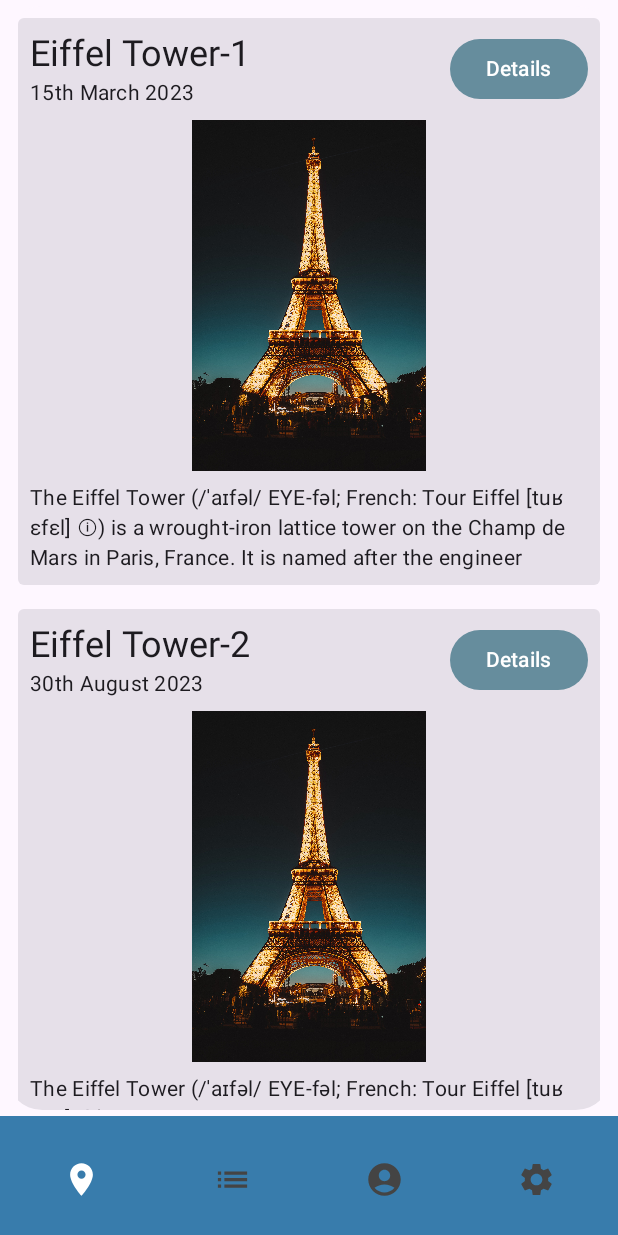
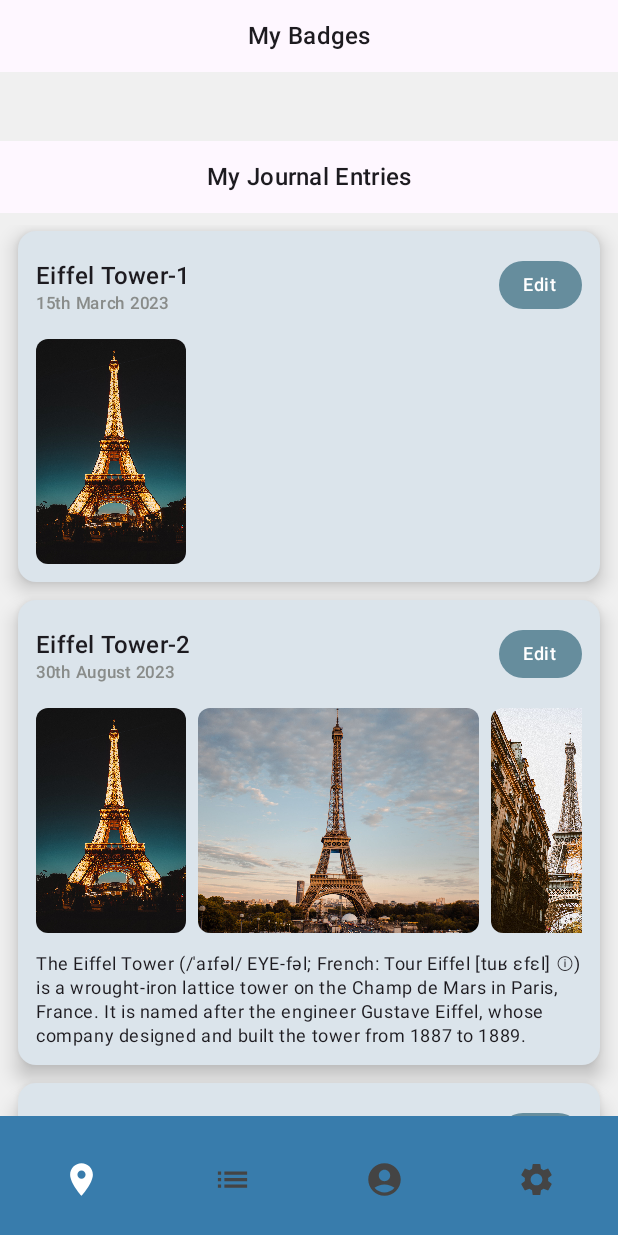
Before and after one commit to mingyuliuu/cs446-group18, an Android app built with Jetpack Compose: the ProfileScreen screen opened through its navigation route, on a phone screen of 412 x 824 dp. Run offline under Robolectric (Android 15) with nearby library versions, the phone set to English and light mode, and no system bars; libraries missing offline, so code that uses them is left out: io.realm.kotlin, org.mongodb.kbson; 16 statements that could not run were skipped.

Commit message:
Refactor UI for journal entries

```diff
--- a/app/src/main/java/ca/uwaterloo/treklogue/data/mockModel/MockJournalEntry.kt
+++ b/app/src/main/java/ca/uwaterloo/treklogue/data/mockModel/MockJournalEntry.kt
@@ -3,6 +3,6 @@ package ca.uwaterloo.treklogue.data.mockModel
 data class MockJournalEntry(
     val name: String,
     val dateVisited: String,
-    val notes: String,
-    val imageRes: Int // Drawable resource ID
+    val description: String = "", // Optional field
+    val images: MutableList<Int> = mutableListOf() // Drawable resource IDs
 )
--- a/app/src/main/java/ca/uwaterloo/treklogue/ui/composables/ScaffoldBottom.kt
+++ b/app/src/main/java/ca/uwaterloo/treklogue/ui/composables/ScaffoldBottom.kt
@@ -16,7 +16,7 @@ import androidx.compose.ui.graphics.Color
 import androidx.compose.ui.graphics.vector.ImageVector
 import androidx.compose.ui.unit.dp
 import androidx.navigation.NavHostController
-import ca.uwaterloo.treklogue.ui.theme.Blue
+import ca.uwaterloo.treklogue.ui.theme.Blue400
 
 @Composable
 fun ScaffoldBottom(
@@ -24,7 +24,7 @@ fun ScaffoldBottom(
     navigationController: NavHostController,
 ) {
     BottomAppBar(
-        containerColor = Blue
+        containerColor = Blue400
     ) {
         IconButton(
             onClick = {
--- /dev/null
+++ b/app/src/main/java/ca/uwaterloo/treklogue/ui/composables/SectionHeader.kt
@@ -0,0 +1,31 @@
+package ca.uwaterloo.treklogue.ui.composables
+
+import androidx.annotation.StringRes
+import androidx.compose.foundation.layout.fillMaxWidth
+import androidx.compose.foundation.layout.padding
+import androidx.compose.material3.MaterialTheme
+import androidx.compose.material3.Surface
+import androidx.compose.material3.Text
+import androidx.compose.runtime.Composable
+import androidx.compose.ui.Modifier
+import androidx.compose.ui.res.stringResource
+import androidx.compose.ui.text.style.TextAlign
+import androidx.compose.ui.unit.dp
+
+@Composable
+fun SectionHeader(
+    @StringRes text: Int,
+) {
+    Surface(
+        color = MaterialTheme.colorScheme.surface,
+        modifier = Modifier
+            .fillMaxWidth()
+    ) {
+        Text(
+            text = stringResource(id = text),
+            style = MaterialTheme.typography.titleMedium,
+            modifier = Modifier.padding(0.dp, 12.dp),
+            textAlign = TextAlign.Center
+        )
+    }
+}
--- a/app/src/main/java/ca/uwaterloo/treklogue/ui/login/LoginScaffold.kt
+++ b/app/src/main/java/ca/uwaterloo/treklogue/ui/login/LoginScaffold.kt
@@ -32,8 +32,8 @@ import androidx.compose.ui.text.style.TextAlign
 import androidx.compose.ui.unit.dp
 import androidx.compose.ui.unit.sp
 import ca.uwaterloo.treklogue.R
-import ca.uwaterloo.treklogue.ui.theme.Blue
-import ca.uwaterloo.treklogue.ui.theme.BtnBlue
+import ca.uwaterloo.treklogue.ui.theme.Blue400
+import ca.uwaterloo.treklogue.ui.theme.Blue200
 
 private const val USABLE_WIDTH = 0.8F
 
@@ -63,7 +63,7 @@ fun LoginScaffold(loginViewModel: LoginViewModel) {
                 color = Color.White,
                 modifier = Modifier
                     .align(Alignment.CenterHorizontally)
-                    .border(BorderStroke(2.dp, BtnBlue))
+                    .border(BorderStroke(2.dp, Blue200))
             )
             Spacer(modifier = Modifier.weight(3f))
         }
@@ -113,7 +113,7 @@ fun LoginScaffold(loginViewModel: LoginViewModel) {
                 // Login/create account button
                 Button(
                     enabled = loginViewModel.state.value.enabled,
-                    colors = ButtonDefaults.buttonColors(containerColor = BtnBlue),
+                    colors = ButtonDefaults.buttonColors(containerColor = Blue200),
                     modifier = Modifier.fillMaxWidth(USABLE_WIDTH),
                     onClick = {
                         val state = loginViewModel.state.value
@@ -154,7 +154,7 @@ fun LoginScaffold(loginViewModel: LoginViewModel) {
                         text = actionText,
                         modifier = Modifier.fillMaxWidth(USABLE_WIDTH),
                         textAlign = TextAlign.Center,
-                        color = Blue
+                        color = Blue400
                     )
                 }
 
--- a/app/src/main/java/ca/uwaterloo/treklogue/ui/profile/JournalEntryDetail.kt
+++ b/app/src/main/java/ca/uwaterloo/treklogue/ui/profile/JournalEntryDetail.kt
@@ -98,7 +98,7 @@ fun ContentSection(journalEntry: MockJournalEntry) {
         Spacer(modifier = Modifier.height(16.dp))
 
         OutlinedTextField(
-            value = TextFieldValue(journalEntry.notes),
+            value = TextFieldValue(journalEntry.description),
             onValueChange = { /* TODO: handle text change */ },
             label = { Text(stringResource(R.string.personal_note)) },
             modifier = Modifier
@@ -116,12 +116,15 @@ fun ContentSection(journalEntry: MockJournalEntry) {
                 .clip(RectangleShape)
                 .weight(1f)
         ) {
-            Image(
-                painter = painterResource(id = journalEntry.imageRes),
-                contentDescription = null,
-                modifier = Modifier.matchParentSize(),
-                contentScale = ContentScale.Fit
-            )
+            journalEntry.images.forEach {
+                Image(
+                    painter = painterResource(id = it),
+                    contentDescription = null,
+                    modifier = Modifier.matchParentSize(),
+                    contentScale = ContentScale.Fit
+                )
+            }
+
             FloatingActionButton(
                 onClick = { /* TODO: handle add image */ },
                 modifier = Modifier
--- a/app/src/main/java/ca/uwaterloo/treklogue/ui/profile/JournalEntryItem.kt
+++ b/app/src/main/java/ca/uwaterloo/treklogue/ui/profile/JournalEntryItem.kt
@@ -1,44 +1,59 @@
 package ca.uwaterloo.treklogue.ui.profile
 
 import androidx.compose.foundation.Image
-import androidx.compose.foundation.layout.Box
+import androidx.compose.foundation.horizontalScroll
+import androidx.compose.foundation.layout.Arrangement
 import androidx.compose.foundation.layout.Column
+import androidx.compose.foundation.layout.PaddingValues
 import androidx.compose.foundation.layout.Row
+import androidx.compose.foundation.layout.defaultMinSize
 import androidx.compose.foundation.layout.fillMaxWidth
 import androidx.compose.foundation.layout.height
 import androidx.compose.foundation.layout.padding
-import androidx.compose.foundation.layout.widthIn
+import androidx.compose.foundation.rememberScrollState
+import androidx.compose.foundation.shape.RoundedCornerShape
 import androidx.compose.material3.Button
 import androidx.compose.material3.Card
+import androidx.compose.material3.CardDefaults
 import androidx.compose.material3.MaterialTheme
 import androidx.compose.material3.Text
 import androidx.compose.runtime.Composable
 import androidx.compose.ui.Alignment
 import androidx.compose.ui.Modifier
+import androidx.compose.ui.draw.clip
 import androidx.compose.ui.layout.ContentScale
 import androidx.compose.ui.res.painterResource
 import androidx.compose.ui.res.stringResource
 import androidx.compose.ui.unit.dp
 import ca.uwaterloo.treklogue.R
 import ca.uwaterloo.treklogue.data.mockModel.MockJournalEntry
+import ca.uwaterloo.treklogue.ui.theme.Blue100
+import ca.uwaterloo.treklogue.ui.theme.Gray600
 
 @Composable
 fun JournalEntryItem(
+    modifier: Modifier,
     journalEntry: MockJournalEntry,
     journalEntryViewModel: JournalEntryViewModel,
     showJournalDetail: (journalEntry: MockJournalEntry) -> Unit,
 ) {
     Card(
+        shape = RoundedCornerShape(12.dp),
+        elevation = CardDefaults.cardElevation(
+            defaultElevation = 8.dp
+        ),
+        colors = CardDefaults.cardColors(
+            containerColor = Blue100,
+        ),
+        modifier = modifier
+    ) {
+        Column(
             modifier = Modifier
                 .fillMaxWidth()
-            .padding(8.dp)
+                .padding(12.dp),
+            verticalArrangement = Arrangement.spacedBy(12.dp)
         ) {
-        Box(
-            modifier = Modifier
-                .fillMaxWidth()
-                .padding(8.dp)
-        ) {
-            Column {
+            // Title, date and edit button
             Row(
                 modifier = Modifier.fillMaxWidth(),
                 verticalAlignment = Alignment.CenterVertically
@@ -46,29 +61,61 @@ fun JournalEntryItem(
                 Column(
                     modifier = Modifier.weight(1f)
                 ) {
-                        Text(journalEntry.name, style = MaterialTheme.typography.headlineSmall)
-                        Text(journalEntry.dateVisited, style = MaterialTheme.typography.bodyMedium)
+                    Text(journalEntry.name, style = MaterialTheme.typography.titleMedium)
+                    Text(
+                        journalEntry.dateVisited,
+                        style = MaterialTheme.typography.labelSmall,
+                        color = Gray600
+                    )
                 }
                 Button(
+                    contentPadding = PaddingValues(16.dp, 8.dp),
+                    modifier = Modifier
+                        .defaultMinSize(
+                            minWidth = 1.dp,
+                            minHeight = 1.dp
+                        ), // To override default button sizes by Material3
                     onClick = {
                         journalEntryViewModel.selectJournalEntry(journalEntry)
                         showJournalDetail(journalEntry)
                     },
-                        modifier = Modifier.widthIn(min = 80.dp)
                 ) {
-                        Text(stringResource(R.string.details))
+                    Text(
+                        stringResource(R.string.edit),
+                        style = MaterialTheme.typography.labelMedium
+                    )
                 }
             }
+
+            // (Optional) Horizontally scrollable list of images
+            if (journalEntry.images.size > 0) {
+                Row(
+                    modifier = Modifier
+                        .fillMaxWidth()
+                        .horizontalScroll(rememberScrollState()),
+                    verticalAlignment = Alignment.CenterVertically,
+                    horizontalArrangement = Arrangement.spacedBy(8.dp)
+                ) {
+                    journalEntry.images.forEach {
                         Image(
-                    painter = painterResource(id = journalEntry.imageRes),
+                            painter = painterResource(id = it),
                             contentDescription = null,
                             modifier = Modifier
-                        .height(250.dp)
-                        .padding(8.dp)
-                        .fillMaxWidth(),
+                                .height(150.dp)
+                                .clip(RoundedCornerShape(8.dp)),
                             contentScale = ContentScale.Fit
                         )
-                Text(journalEntry.notes, style = MaterialTheme.typography.bodyMedium, maxLines = 3)
+                    }
+                }
+            }
+
+            // (Optional) description
+            if (journalEntry.description != "") {
+                Text(
+                    journalEntry.description,
+                    style = MaterialTheme.typography.bodySmall,
+//                    maxLines = 3
+                )
             }
         }
     }
--- a/app/src/main/java/ca/uwaterloo/treklogue/ui/profile/JournalEntryViewModel.kt
+++ b/app/src/main/java/ca/uwaterloo/treklogue/ui/profile/JournalEntryViewModel.kt
@@ -19,20 +19,18 @@ class JournalEntryViewModel : ViewModel() {
         MockJournalEntry(
             "Eiffel Tower-1",
             "15th March 2023",
-            "The Eiffel Tower (/ˈaɪfəl/ EYE-fəl; French: Tour Eiffel [tuʁ ɛfɛl] ⓘ) is a wrought-iron lattice tower on the Champ de Mars in Paris, France. It is named after the engineer Gustave Eiffel, whose company designed and built the tower from 1887 to 1889. ",
-            R.drawable.img_eiffel_tower
+            images = mutableListOf(R.drawable.img_eiffel_tower_1)
         ),
         MockJournalEntry(
             "Eiffel Tower-2",
             "30th August 2023",
             "The Eiffel Tower (/ˈaɪfəl/ EYE-fəl; French: Tour Eiffel [tuʁ ɛfɛl] ⓘ) is a wrought-iron lattice tower on the Champ de Mars in Paris, France. It is named after the engineer Gustave Eiffel, whose company designed and built the tower from 1887 to 1889. ",
-            R.drawable.img_eiffel_tower
+            images = mutableListOf(R.drawable.img_eiffel_tower_1, R.drawable.img_eiffel_tower_2, R.drawable.img_eiffel_tower_3)
         ),
         MockJournalEntry(
             "Eiffel Tower-3",
             "1st January 2024",
             "The Eiffel Tower (/ˈaɪfəl/ EYE-fəl; French: Tour Eiffel [tuʁ ɛfɛl] ⓘ) is a wrought-iron lattice tower on the Champ de Mars in Paris, France. It is named after the engineer Gustave Eiffel, whose company designed and built the tower from 1887 to 1889. ",
-            R.drawable.img_eiffel_tower
         )
     )
 }
--- a/app/src/main/java/ca/uwaterloo/treklogue/ui/profile/ProfileScreen.kt
+++ b/app/src/main/java/ca/uwaterloo/treklogue/ui/profile/ProfileScreen.kt
@@ -1,20 +1,22 @@
 package ca.uwaterloo.treklogue.ui.profile
 
+import androidx.compose.foundation.background
 import androidx.compose.foundation.layout.Arrangement
 import androidx.compose.foundation.layout.Column
-import androidx.compose.foundation.layout.fillMaxWidth
+import androidx.compose.foundation.layout.Spacer
+import androidx.compose.foundation.layout.height
 import androidx.compose.foundation.layout.padding
 import androidx.compose.foundation.rememberScrollState
-import androidx.compose.foundation.shape.RoundedCornerShape
 import androidx.compose.foundation.verticalScroll
-import androidx.compose.material3.MaterialTheme
-import androidx.compose.material3.Surface
 import androidx.compose.runtime.Composable
 import androidx.compose.ui.Alignment
 import androidx.compose.ui.Modifier
 import androidx.compose.ui.unit.dp
+import ca.uwaterloo.treklogue.R
 import ca.uwaterloo.treklogue.data.mockModel.MockJournalEntry
 import ca.uwaterloo.treklogue.ui.UserViewModel
+import ca.uwaterloo.treklogue.ui.composables.SectionHeader
+import ca.uwaterloo.treklogue.ui.theme.Gray100
 
 /**
  * Composable for the profile view
@@ -27,25 +29,31 @@ fun ProfileScreen(
     showJournalDetail: (journalEntry: MockJournalEntry) -> Unit,
 ) {
     Column(
-        modifier,
+        modifier = modifier.background(color = Gray100),
         horizontalAlignment = Alignment.Start,
-        verticalArrangement = Arrangement.SpaceBetween
+        verticalArrangement = Arrangement.spacedBy(8.dp)
     ) {
-        Surface(
-            color = MaterialTheme.colorScheme.surface,
-            modifier = Modifier
-                .fillMaxWidth()
-                .padding(4.dp),
-            shape = RoundedCornerShape(6),
+        SectionHeader(R.string.my_badges)
+
+        // TODO: Badges (horizontally scrollable list?)
+        Spacer(modifier = Modifier.height(30.dp))
+
+        SectionHeader(R.string.my_journal_entries)
+
+        Column(
+            modifier = modifier
+                .padding(12.dp, 0.dp)
+                .verticalScroll(rememberScrollState()),
+            verticalArrangement = Arrangement.spacedBy(12.dp)
         ) {
-            // TODO: Journal entries + Badges
-            Column(
-                modifier = modifier
-                    .verticalScroll(rememberScrollState())
-            ) {
-                journalEntryViewModel.journalEntries.forEach { journalEntry ->
-                    JournalEntryItem(journalEntry, journalEntryViewModel, showJournalDetail)
-                }
+            journalEntryViewModel.journalEntries.forEachIndexed { idx, journalEntry ->
+                JournalEntryItem(
+                    Modifier.padding(
+                        top = if (idx == 0) 4.dp else 0.dp,
+                        bottom = if (idx == journalEntryViewModel.journalEntries.size - 1) 12.dp else 0.dp
+                    ),
+                    journalEntry, journalEntryViewModel, showJournalDetail
+                )
             }
         }
     }
--- a/app/src/main/java/ca/uwaterloo/treklogue/ui/settings/SettingsScreen.kt
+++ b/app/src/main/java/ca/uwaterloo/treklogue/ui/settings/SettingsScreen.kt
@@ -20,6 +20,7 @@ import ca.uwaterloo.treklogue.R
 import ca.uwaterloo.treklogue.app
 import ca.uwaterloo.treklogue.ui.UserEvent
 import ca.uwaterloo.treklogue.ui.UserViewModel
+import ca.uwaterloo.treklogue.ui.composables.SectionHeader
 import ca.uwaterloo.treklogue.ui.theme.Gray100
 import kotlinx.coroutines.CoroutineScope
 import kotlinx.coroutines.Dispatchers
@@ -37,21 +38,10 @@ fun SettingsScreen(
 
     Column(
         modifier = modifier.background(color = Gray100),
-        verticalArrangement = Arrangement.spacedBy(12.dp)
+        verticalArrangement = Arrangement.spacedBy(8.dp)
     ) {
-        // Tab Title
-        // TODO: move title to topbar
-        Surface(
-            color = MaterialTheme.colorScheme.surface,
-            modifier = Modifier.fillMaxWidth(),
-        ) {
-            Text(
-                text = stringResource(id = R.string.settings_name),
-                style = MaterialTheme.typography.titleMedium,
-                modifier = Modifier.padding(0.dp, 12.dp),
-                textAlign = TextAlign.Center
-            )
-        }
+        // Settings Title
+        SectionHeader(R.string.settings_name)
 
         // Settings Content
         Column {
--- a/app/src/main/java/ca/uwaterloo/treklogue/ui/theme/Color.kt
+++ b/app/src/main/java/ca/uwaterloo/treklogue/ui/theme/Color.kt
@@ -6,7 +6,8 @@ val Purple200 = Color(0xFF7A44E4)
 val Purple500 = Color(0xFF5824E4)
 val Purple700 = Color(0xFF3700B3)
 val Teal200 = Color(0xFF03DAC5)
-val Blue = Color(0xFF387CAC)
-val BtnBlue = Color(0xFF668D9D)
+val Blue100 = Color(0xFFDBE4EB)
+val Blue200 = Color(0xFF668D9D)
+val Blue400 = Color(0xFF387CAC)
 val Gray100 = Color(0xFFF0F0F0)
 val Gray600 = Color(0xFF898C8A)
--- a/app/src/main/java/ca/uwaterloo/treklogue/ui/theme/Theme.kt
+++ b/app/src/main/java/ca/uwaterloo/treklogue/ui/theme/Theme.kt
@@ -5,7 +5,7 @@ import androidx.compose.material3.lightColorScheme
 import androidx.compose.runtime.Composable
 
 private val LightColorPalette = lightColorScheme(
-    primary = BtnBlue,
+    primary = Blue200,
     inversePrimary = Purple700,
     secondary = Teal200
 )
--- a/app/src/main/res/values/strings.xml
+++ b/app/src/main/res/values/strings.xml
@@ -22,12 +22,14 @@
     <string name="settings_toggle_notifications">Enable nearby landmark notifications</string>
     <string name="settings_toggle_location">Allow Treklogue to access my location</string>
 
-    <!-- Strings related to list view -->
-    <string name="details">Details</string>
-
-    <!-- Strings related to journal entry details -->
+    <!-- Strings related to journal entries -->
+    <string name="my_journal_entries">My Journal Entries</string>
     <string name="name_of_landmark">Name of Landmark</string>
     <string name="date_of_visit">Date of Visit</string>
     <string name="personal_note">Personal Note</string>
+    <string name="edit">Edit</string>
     <string name="save">Save</string>
+
+    <!-- Strings related to badges -->
+    <string name="my_badges">My Badges</string>
 </resources>
```
Also changed, not shown: app/src/main/res/drawable/img_eiffel_tower_1.jpg (renamed from app/src/main/res/drawable/img_eiffel_tower.jpg), app/src/main/res/drawable/img_eiffel_tower_2.jpeg (added), app/src/main/res/drawable/img_eiffel_tower_3.jpeg (added), 1 other file. Lines whose indentation alone changed are shown as unchanged.
